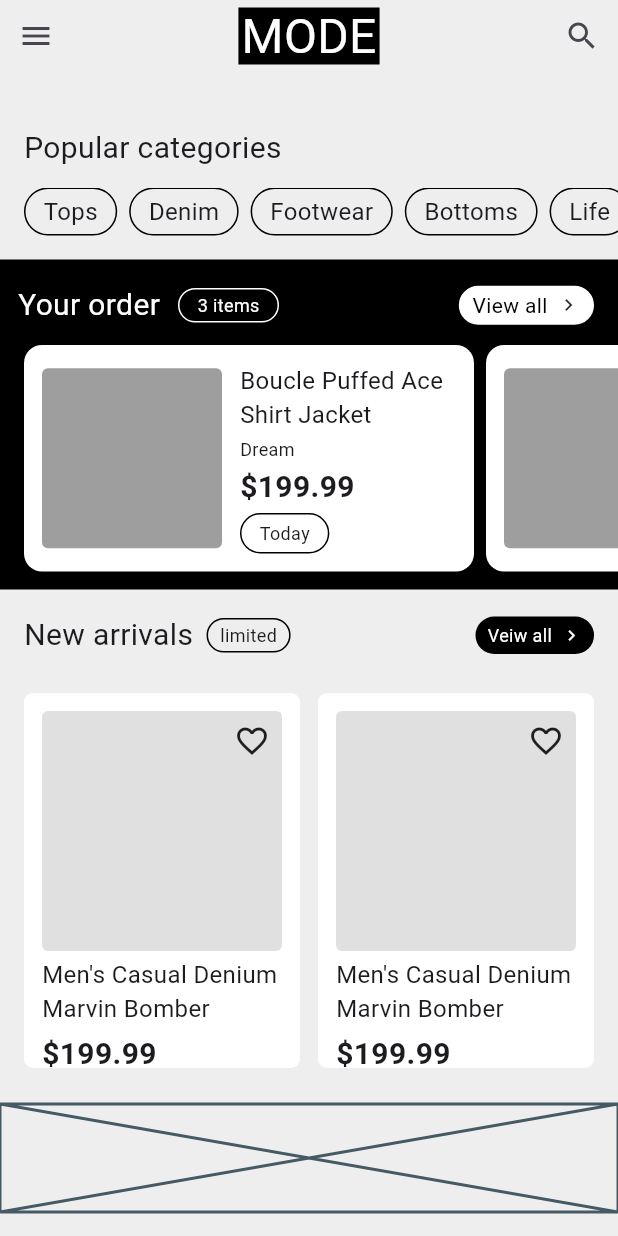
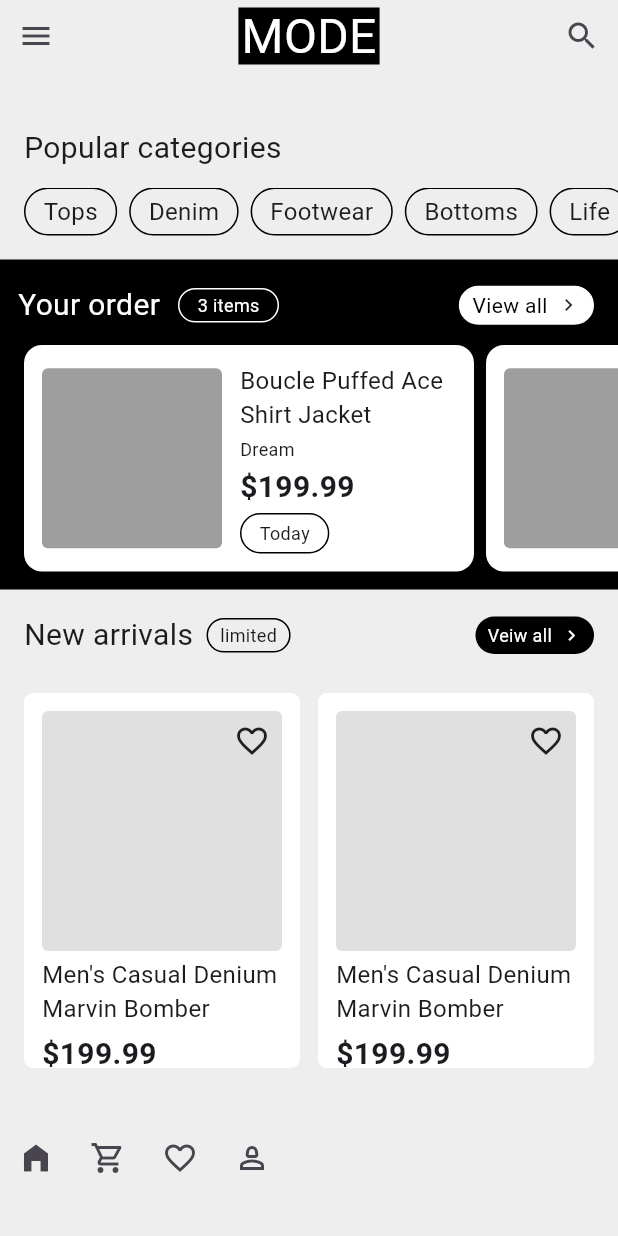
Before and after one commit to JAICHANGPARK/flutter_notebook_chapter_49, a Flutter app: the ECommerceHomePage screen opened directly, on a phone screen of 412 x 824 dp. Run offline on Flutter 3.47's test engine with Material 3 defaults, Android fonts, the phone set to English and light mode, and no system bars; our stand-ins replace gap, google_fonts; Roboto replaces fonts that are missing (Akshar).

Commit message:
Update e_commerce_home_page.dart

```diff
--- a/lib/ep2451_e_commerce_app/ui/e_commerce_home_page.dart
+++ b/lib/ep2451_e_commerce_app/ui/e_commerce_home_page.dart
@@ -364,7 +364,15 @@ class _ECommerceHomePageState extends State<ECommerceHomePage> {
             ),
             Container(
               height: 72,
-              child: Placeholder(),
+              child: Row(
+                children: [
+                  IconButton(onPressed: (){}, icon: Icon(Icons.home_filled)),
+                  IconButton(onPressed: (){}, icon: Icon(Icons.shopping_cart_outlined)),
+                  IconButton(onPressed: (){}, icon: Icon(Icons.favorite_border)),
+                  IconButton(onPressed: (){}, icon: Icon(Icons.person_2_outlined)),
+
+                ],
+              ),
               margin: EdgeInsets.only(bottom: 16),
             ),
           ],
```
